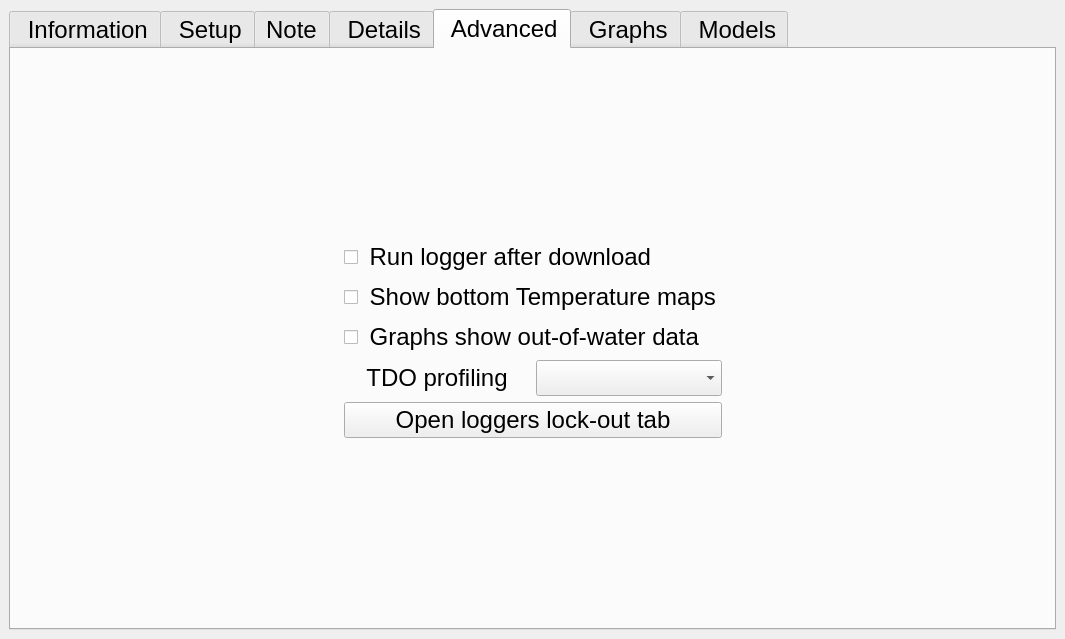
LowellInstruments/ddh5, file ddh/gui/gui.ui: the form before one commit.
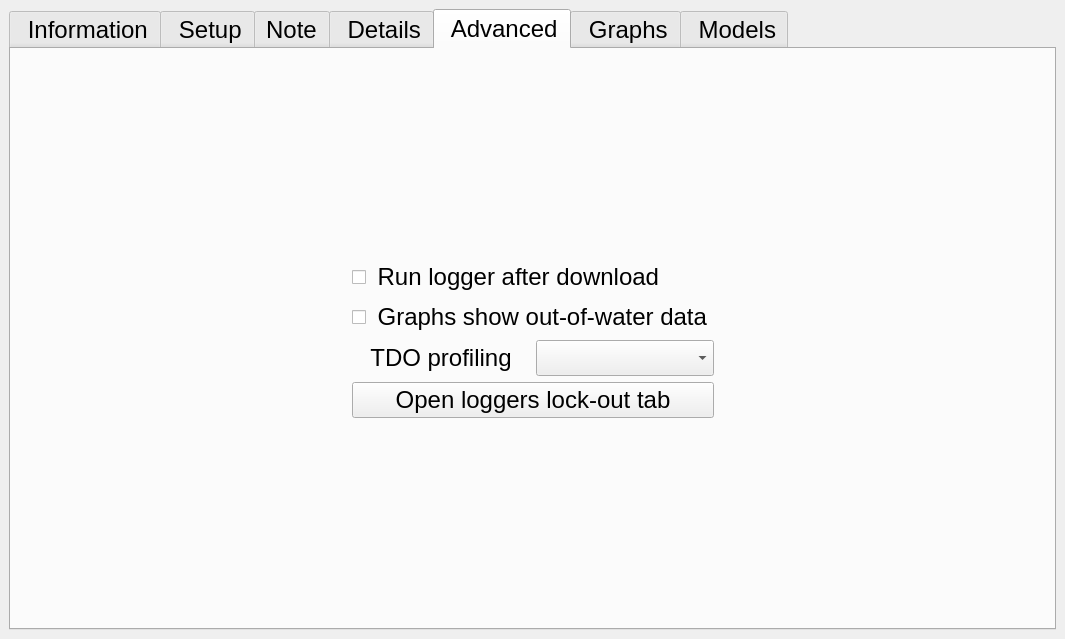
The form after the commit. The open tabs and pages were chosen to show the change. Icons and pictures are not drawn.

Diff of the .ui file:
```diff
--- a/ddh/gui/gui.ui
+++ b/ddh/gui/gui.ui
@@ -1486,26 +1486,6 @@
        <layout class="QVBoxLayout" name="verticalLayout_5">
         <item>
          <layout class="QGridLayout" name="gridLayout_6">
-          <item row="0" column="1">
-           <spacer name="verticalSpacer_11">
-            <property name="orientation">
-             <enum>Qt::Vertical</enum>
-            </property>
-            <property name="sizeHint" stdset="0">
-             <size>
-              <width>20</width>
-              <height>40</height>
-             </size>
-            </property>
-           </spacer>
-          </item>
-          <item row="2" column="1">
-           <widget class="QCheckBox" name="chk_b_maps">
-            <property name="text">
-             <string> Show bottom Temperature maps</string>
-            </property>
-           </widget>
-          </item>
           <item row="0" column="0">
            <spacer name="horizontalSpacer_12">
             <property name="orientation">
@@ -1519,29 +1499,40 @@
             </property>
            </spacer>
           </item>
-          <item row="4" column="1">
-           <layout class="QHBoxLayout" name="horizontalLayout_17">
-            <item>
-             <widget class="QLabel" name="label_6">
-              <property name="font">
-               <font>
-                <pointsize>18</pointsize>
-               </font>
-              </property>
-              <property name="text">
-               <string>TDO profiling</string>
-              </property>
-              <property name="alignment">
-               <set>Qt::AlignCenter</set>
-              </property>
-             </widget>
-            </item>
-            <item>
-             <widget class="QComboBox" name="cbox_scf"/>
-            </item>
-           </layout>
+          <item row="0" column="2">
+           <spacer name="horizontalSpacer_22">
+            <property name="orientation">
+             <enum>Qt::Horizontal</enum>
+            </property>
+            <property name="sizeHint" stdset="0">
+             <size>
+              <width>40</width>
+              <height>20</height>
+             </size>
+            </property>
+           </spacer>
           </item>
-          <item row="6" column="1">
+          <item row="0" column="1">
+           <spacer name="verticalSpacer_11">
+            <property name="orientation">
+             <enum>Qt::Vertical</enum>
+            </property>
+            <property name="sizeHint" stdset="0">
+             <size>
+              <width>20</width>
+              <height>40</height>
+             </size>
+            </property>
+           </spacer>
+          </item>
+          <item row="2" column="1">
+           <widget class="QCheckBox" name="chk_ow">
+            <property name="text">
+             <string> Graphs show out-of-water data</string>
+            </property>
+           </widget>
+          </item>
+          <item row="5" column="1">
            <widget class="QPushButton" name="btn_adv_purge_lo">
             <property name="text">
              <string>Open loggers lock-out tab</string>
@@ -1568,7 +1559,7 @@
             </property>
            </widget>
           </item>
-          <item row="7" column="1">
+          <item row="6" column="1">
            <spacer name="verticalSpacer_13">
             <property name="orientation">
              <enum>Qt::Vertical</enum>
@@ -1582,11 +1573,26 @@
            </spacer>
           </item>
           <item row="3" column="1">
-           <widget class="QCheckBox" name="chk_ow">
-            <property name="text">
-             <string> Graphs show out-of-water data</string>
-            </property>
-           </widget>
+           <layout class="QHBoxLayout" name="horizontalLayout_17">
+            <item>
+             <widget class="QLabel" name="label_6">
+              <property name="font">
+               <font>
+                <pointsize>18</pointsize>
+               </font>
+              </property>
+              <property name="text">
+               <string>TDO profiling</string>
+              </property>
+              <property name="alignment">
+               <set>Qt::AlignCenter</set>
+              </property>
+             </widget>
+            </item>
+            <item>
+             <widget class="QComboBox" name="cbox_scf"/>
+            </item>
+           </layout>
           </item>
          </layout>
         </item>
```
Left out of the diff: 15 changed lines with no effect on the pictures.
